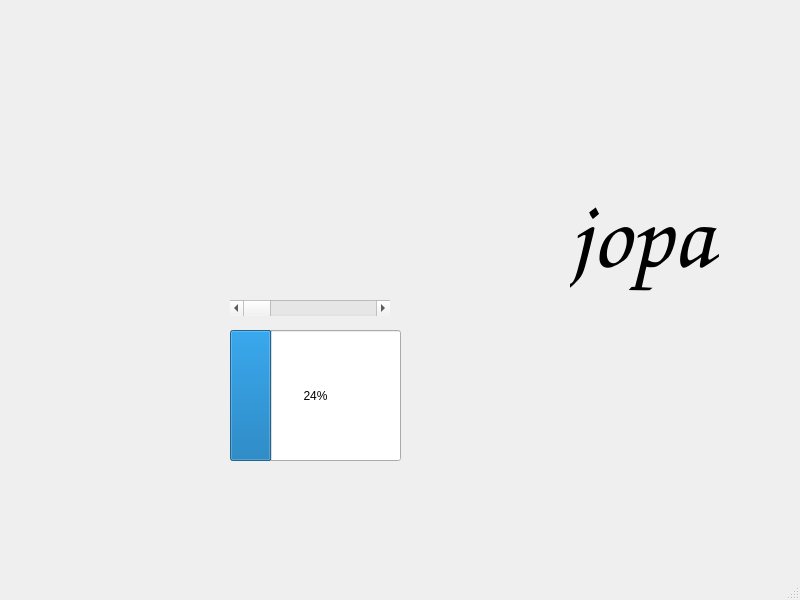
The window that main.ui (davy1ex/qt_fun) describes before a commit, drawn with Qt 5.
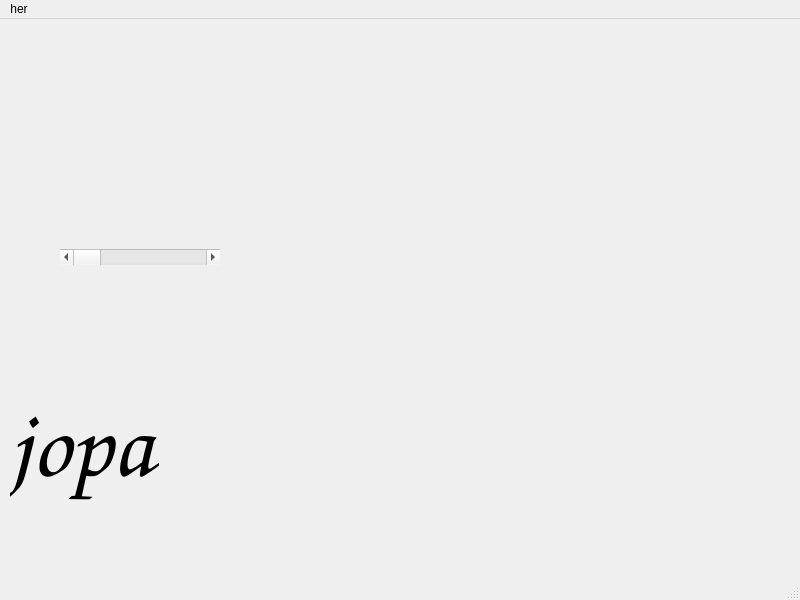
The same window after the commit. Custom widgets are drawn as their Qt base class.

The edit to the form file:
```diff
--- a/main.ui
+++ b/main.ui
@@ -17,10 +17,10 @@
    <widget class="QLabel" name="label">
     <property name="geometry">
      <rect>
-      <x>570</x>
-      <y>20</y>
-      <width>231</width>
-      <height>431</height>
+      <x>10</x>
+      <y>340</y>
+      <width>191</width>
+      <height>171</height>
      </rect>
     </property>
     <property name="font">
@@ -39,8 +39,8 @@
    <widget class="QScrollBar" name="horizontalScrollBar">
     <property name="geometry">
      <rect>
-      <x>230</x>
-      <y>300</y>
+      <x>60</x>
+      <y>230</y>
       <width>160</width>
       <height>16</height>
      </rect>
@@ -49,26 +49,23 @@
      <enum>Qt::Horizontal</enum>
     </property>
    </widget>
-   <widget class="QProgressBar" name="progressBar">
-    <property name="geometry">
-     <rect>
-      <x>230</x>
-      <y>330</y>
-      <width>171</width>
-      <height>131</height>
-     </rect>
-    </property>
-    <property name="value">
-     <number>24</number>
-    </property>
-   </widget>
    <widget class="PlotWidget" name="graphWidget" native="true">
     <property name="geometry">
      <rect>
       <x>30</x>
       <y>60</y>
-      <width>381</width>
-      <height>221</height>
+      <width>241</width>
+      <height>151</height>
+     </rect>
+    </property>
+   </widget>
+   <widget class="MplWidget" name="widget_2" native="true">
+    <property name="geometry">
+     <rect>
+      <x>290</x>
+      <y>60</y>
+      <width>491</width>
+      <height>401</height>
      </rect>
     </property>
    </widget>
@@ -86,6 +83,12 @@
      <height>22</height>
     </rect>
    </property>
+   <widget class="QMenu" name="menuher">
+    <property name="title">
+     <string>her</string>
+    </property>
+   </widget>
+   <addaction name="menuher"/>
   </widget>
   <widget class="QStatusBar" name="statusbar"/>
  </widget>
@@ -96,6 +99,12 @@
    <header>pyqtgraph</header>
    <container>1</container>
   </customwidget>
+  <customwidget>
+   <class>MplWidget</class>
+   <extends>QWidget</extends>
+   <header>mplwidget.h</header>
+   <container>1</container>
+  </customwidget>
  </customwidgets>
  <resources/>
  <connections/>
```
Left out of the diff: 4 changed lines with no effect on the pictures.
